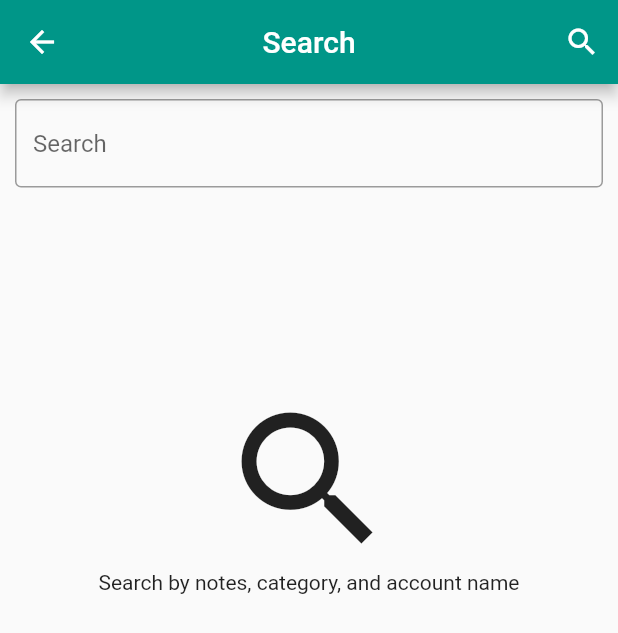
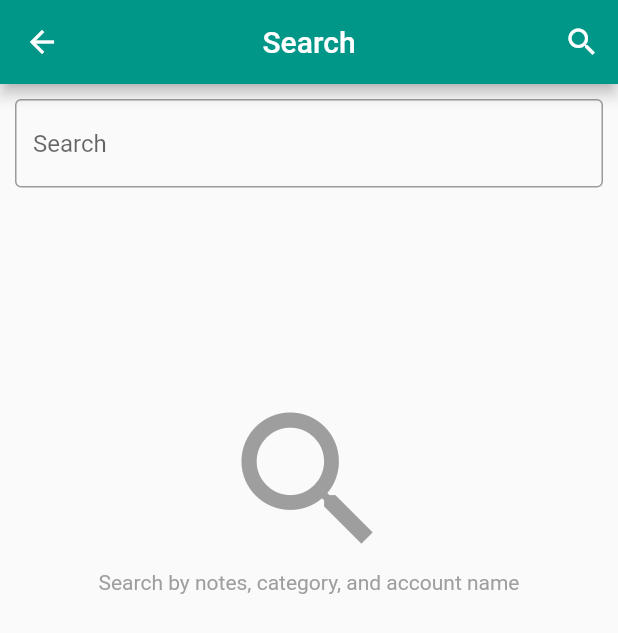
Before and after one commit to riosapta/monke, a Flutter app: the Search screen opened by its route, on a phone screen of 412 x 824 dp. Shown: the top 633 px of the screen. Run offline on Flutter 3.47's test engine with Material 2 defaults, Android fonts, the phone set to English and light mode, and no system bars; our stand-ins replace cloud_firestore, currency_text_input_formatter, firebase_core; accounts and stored records are empty.

Commit message:
color adjustment

```diff
--- a/monke/lib/Search.dart
+++ b/monke/lib/Search.dart
@@ -79,8 +79,13 @@ class _searchState extends State<Search>{
                     //mainAxisAlignment: MainAxisAlignment.center,
                     children: [
                       SizedBox(height: 125,),
-                      Icon(Icons.search, size: 120),
-                      Text('Search by notes, category, and account name'),
+                      Icon(Icons.search, color: Colors.grey, size: 120),
+                      Text(
+                        'Search by notes, category, and account name',
+                        style: TextStyle(
+                          color: Colors.grey,
+                        ),
+                      ),
                     ],
                   )
               )
```
Also changed, not shown: monke/lib/DrawerPages/Export.dart (+6 -3 lines).
